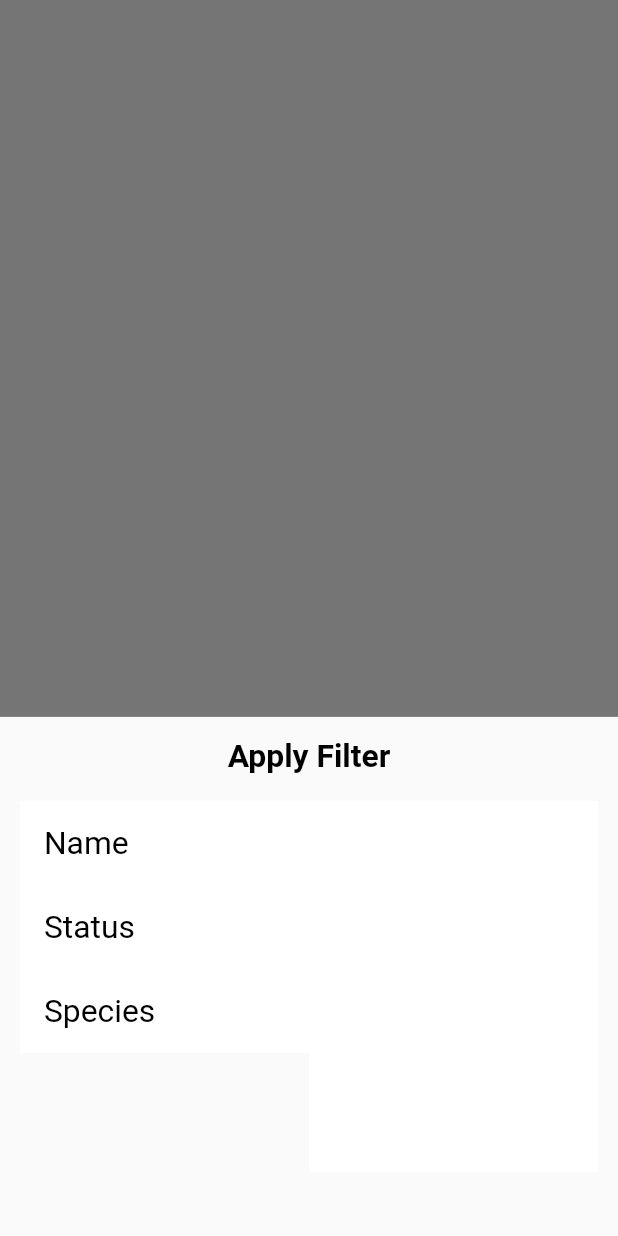
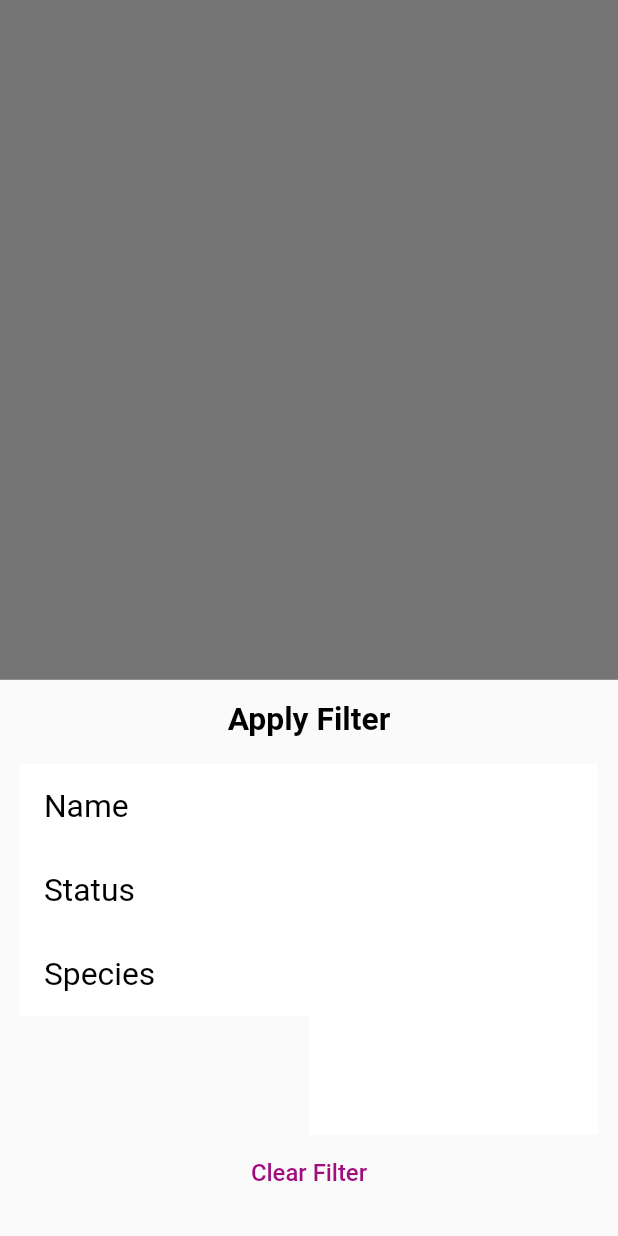
Before and after one commit to clement89/RickAndMorty, a Flutter app: what showFilterBottomSheet() shows on an empty page, opened directly, on a phone screen of 412 x 824 dp. Run offline on Flutter 3.47's test engine with Material 2 defaults, Android fonts, the phone set to English and light mode, and no system bars; our stand-ins replace auto_route, cached_network_image, dartz, equatable, flutter_bloc, flutter_screenutil and 4 more; accounts and stored records are empty; network calls fail.

```diff
--- a/lib/features/characters/domain/character_repo.dart
+++ b/lib/features/characters/domain/character_repo.dart
@@ -3,5 +3,6 @@ import 'package:rick_morty/core/models/app_error.dart';
 import 'package:rick_morty/features/characters/data/models/character.dart';
 
 abstract class CharacterRepository {
-  Future<Either<AppError, List<Character>>> getAllCharacters();
+  Future<Either<AppError, List<Character>>> getAllCharacters(
+      {required int page});
 }
--- a/lib/features/characters/presentation/bloc/character_event.dart
+++ b/lib/features/characters/presentation/bloc/character_event.dart
@@ -7,7 +7,12 @@ class CharacterEvent extends Equatable {
   List<Object> get props => [];
 }
 
-class LoadCharacters extends CharacterEvent {}
+class LoadCharacters extends CharacterEvent {
+  final bool isReload;
+  const LoadCharacters({
+    required this.isReload,
+  });
+}
 
 class UpdateFilter extends CharacterEvent {
   final Filter filter;
--- a/lib/features/characters/presentation/bloc/character_state.dart
+++ b/lib/features/characters/presentation/bloc/character_state.dart
@@ -7,6 +7,8 @@ class CharacterState extends Equatable {
   final List<Character> filteredList;
   final Filter selectedFilter;
   final List<String> filterValues;
+  final String selectedFilterValue;
+  final int page;
   final AppError error;
 
   const CharacterState({
@@ -15,7 +17,9 @@ class CharacterState extends Equatable {
     required this.filteredList,
     required this.selectedFilter,
     required this.filterValues,
+    required this.selectedFilterValue,
     required this.error,
+    required this.page,
   });
 
   factory CharacterState.initial() {
@@ -25,7 +29,9 @@ class CharacterState extends Equatable {
       filteredList: const [],
       selectedFilter: Filter.none,
       filterValues: const [],
+      selectedFilterValue: '',
       error: AppError.empty(),
+      page: 1,
     );
   }
 
@@ -35,7 +41,9 @@ class CharacterState extends Equatable {
     AppError? error,
     Status? status,
     Filter? selectedFilter,
+    String? selectedFilterValue,
     List<String>? filterValues,
+    int? page,
   }) {
     return CharacterState(
       characterList: characterList ?? this.characterList,
@@ -43,7 +51,9 @@ class CharacterState extends Equatable {
       error: error ?? this.error,
       status: status ?? this.status,
       selectedFilter: selectedFilter ?? this.selectedFilter,
+      selectedFilterValue: selectedFilterValue ?? this.selectedFilterValue,
       filterValues: filterValues ?? this.filterValues,
+      page: page ?? this.page,
     );
   }
 
@@ -55,6 +65,8 @@ class CharacterState extends Equatable {
         error,
         selectedFilter,
         filterValues,
+        selectedFilterValue,
+        page,
       ];
 }
 
--- a/lib/features/characters/presentation/widgets/filter_bottom_sheet.dart
+++ b/lib/features/characters/presentation/widgets/filter_bottom_sheet.dart
@@ -5,13 +5,14 @@ import 'package:flutter_screenutil/flutter_screenutil.dart';
 import 'package:rick_morty/features/characters/presentation/bloc/character_bloc.dart';
 import 'package:rick_morty/features/characters/presentation/widgets/filter_options_item.dart';
 import 'package:rick_morty/features/characters/presentation/widgets/filter_value_item.dart';
+import 'package:rick_morty/theme/colors.dart';
 
 Future<void> showFilterBottomSheet(BuildContext context) async {
   showModalBottomSheet(
     context: context,
     builder: (BuildContext context) {
       return SizedBox(
-        height: 0.42.sh,
+        height: 0.45.sh,
         child: Container(
           padding: EdgeInsets.all(15.sp),
           child: Column(
@@ -62,6 +63,22 @@ Future<void> showFilterBottomSheet(BuildContext context) async {
                   ],
                 ),
               ),
+              TextButton(
+                onPressed: () {
+                  final bloc = context.read<CharacterBloc>();
+                  bloc.add(const ApplyFilter(filter: Filter.none, value: ''));
+                  Navigator.pop(context);
+                },
+                child: Padding(
+                  padding: const EdgeInsets.all(8.0),
+                  child: Text(
+                    "Clear Filter",
+                    style: Theme.of(context).textTheme.bodyLarge!.copyWith(
+                          color: AppColors.headerColor,
+                        ),
+                  ),
+                ),
+              ),
             ],
           ),
         ),
--- a/lib/theme/colors.dart
+++ b/lib/theme/colors.dart
@@ -5,5 +5,6 @@ class AppColors {
   static const Color light = Colors.white;
   static const Color appBarLight = Color(0XFFF39F5A);
   static const Color appBarDark = Color(0XFF451952);
-  static const Color filterColor = Color(0XFFEDB7ED);
+  static const Color filterColor = Color(0XFFFFEEF4);
+  static const Color headerColor = Color(0XFF9F0D7F);
 }
--- a/lib/theme/font_size.dart
+++ b/lib/theme/font_size.dart
@@ -2,5 +2,5 @@ class FontSize {
   static const double large = 24;
   static const double heading = 18;
   static const double normal = 12;
-  static const double small = 8;
+  static const double small = 10;
 }
```
Also changed, not shown: lib/core/storage/storage_service.dart (+13 -6 lines), lib/features/characters/data/character_repo_impl.dart (+4 -4 lines), lib/features/characters/presentation/bloc/character_bloc.dart (+14 -3 lines), lib/features/characters/presentation/view/character_details_page.dart (+47 -26 lines), lib/features/characters/presentation/view/characters_page.dart (+19 -4 lines), lib/features/characters/presentation/widgets/filter_value_item.dart (+15 -1 lines), 2 other files.
